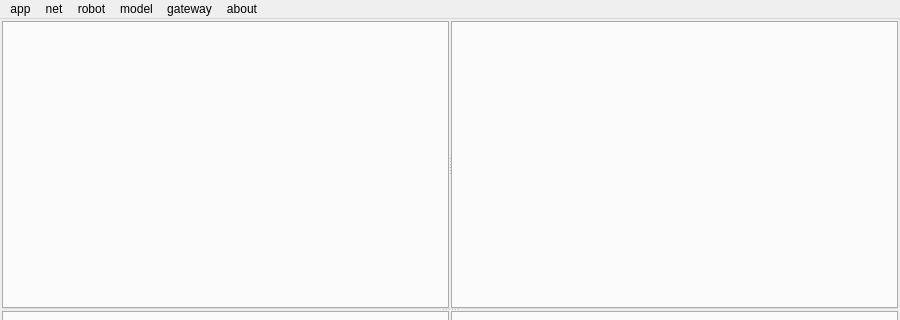
xclxxl414/bftrader, file cta/ui/mainwindow.ui: the form before one commit; both pictures show x 0 to 900 and y 0 to 320 of the 900 by 600 pixel window.
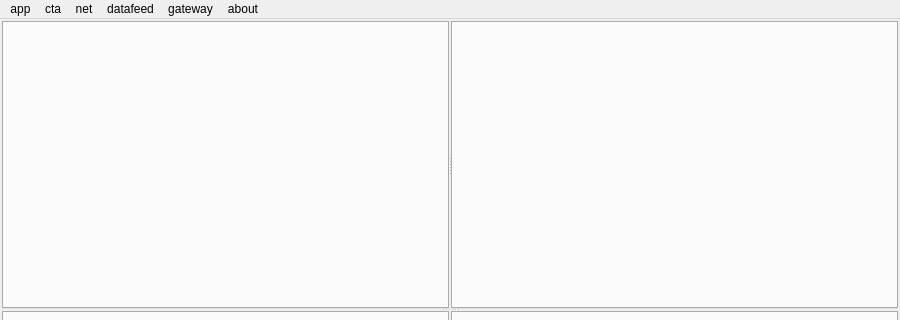
The form after the commit.

The edit to the form file:
```diff
--- a/cta/ui/mainwindow.ui
+++ b/cta/ui/mainwindow.ui
@@ -111,22 +111,22 @@
     <addaction name="actionNetStart"/>
     <addaction name="actionNetStop"/>
    </widget>
-   <widget class="QMenu" name="menuRobot">
+   <widget class="QMenu" name="menuDatafeed">
     <property name="title">
-     <string>robot</string>
+     <string>datafeed</string>
     </property>
     <addaction name="actionRobotAdd"/>
    </widget>
-   <widget class="QMenu" name="menuModel">
+   <widget class="QMenu" name="menuCta">
     <property name="title">
-     <string>model</string>
+     <string>cta</string>
     </property>
     <addaction name="actionModelAdd"/>
    </widget>
    <addaction name="menuApp"/>
+   <addaction name="menuCta"/>
    <addaction name="menuNet"/>
-   <addaction name="menuRobot"/>
-   <addaction name="menuModel"/>
+   <addaction name="menuDatafeed"/>
    <addaction name="menuGateway"/>
    <addaction name="menuAbout"/>
   </widget>
```
Left out of the diff: 38 changed lines with no effect on the pictures.
